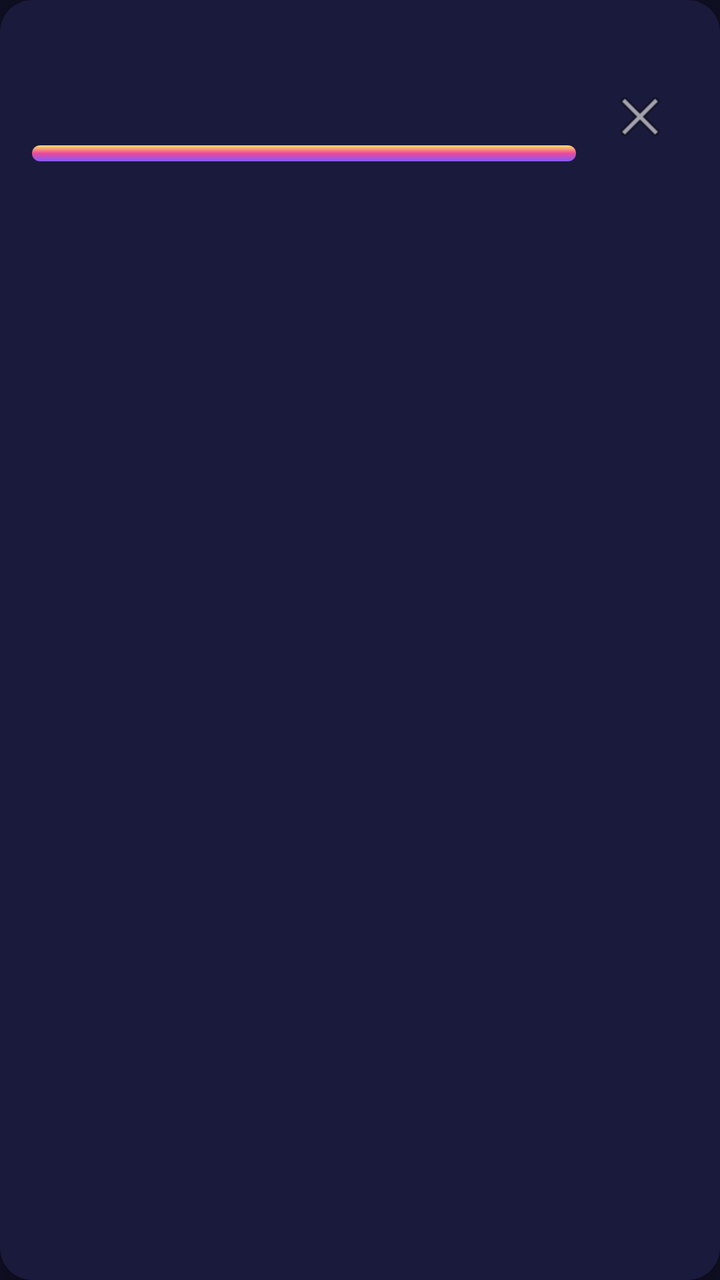
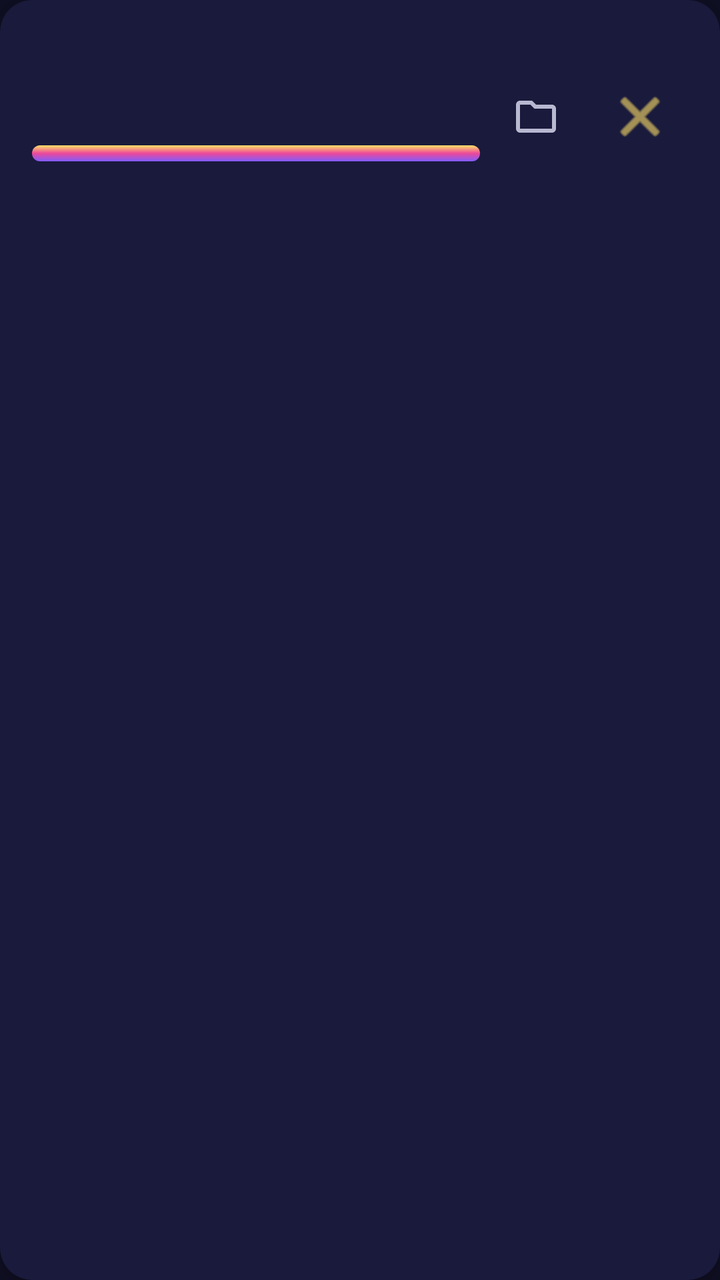

Before-and-after screenshots of an Android layout around one commit, followed by the original layout XML and the change that was made.
<!-- AndroidManifest.xml: application theme AppTheme -->
<!-- res/layout/item_download_record.xml -->
<?xml version="1.0" encoding="utf-8"?>
<androidx.cardview.widget.CardView xmlns:android="http://schemas.android.com/apk/res/android"
    xmlns:app="http://schemas.android.com/apk/res-auto"
    android:layout_width="match_parent"
    android:layout_height="wrap_content"
    app:cardCornerRadius="@dimen/corner_radius_large"
    app:cardElevation="@dimen/elevation_small"
    app:cardBackgroundColor="@color/bg_card"
    app:strokeColor="@color/divider"
    app:strokeWidth="1dp"
    android:layout_marginBottom="@dimen/margin_medium">

    <LinearLayout
        android:layout_width="match_parent"
        android:layout_height="wrap_content"
        android:orientation="vertical"
        android:padding="@dimen/padding_medium">

        <LinearLayout
            android:layout_width="match_parent"
            android:layout_height="wrap_content"
            android:orientation="horizontal"
            android:gravity="center_vertical">

            <LinearLayout
                android:layout_width="0dp"
                android:layout_height="wrap_content"
                android:layout_weight="1"
                android:orientation="vertical">

                <TextView
                    android:id="@+id/download_title"
                    android:layout_width="match_parent"
                    android:layout_height="wrap_content"
                    android:textSize="@dimen/text_size_large"
                    android:textColor="@color/text_primary"
                    android:textStyle="bold"
                    android:maxLines="1"
                    android:ellipsize="end"/>

                <LinearLayout
                    android:layout_width="match_parent"
                    android:layout_height="wrap_content"
                    android:orientation="horizontal"
                    android:layout_marginTop="@dimen/margin_small"
                    android:gravity="center_vertical">

                    <TextView
                        android:id="@+id/download_status"
                        android:layout_width="wrap_content"
                        android:layout_height="wrap_content"
                        android:textSize="@dimen/text_size_small"
                        android:textColor="@color/accent"/>

                    <TextView
                        android:id="@+id/download_size"
                        android:layout_width="wrap_content"
                        android:layout_height="wrap_content"
                        android:textSize="@dimen/text_size_small"
                        android:textColor="@color/text_hint"
                        android:layout_marginStart="@dimen/margin_small"/>

                    <TextView
                        android:id="@+id/download_time"
                        android:layout_width="wrap_content"
                        android:layout_height="wrap_content"
                        android:textSize="@dimen/text_size_small"
                        android:textColor="@color/text_hint"
                        android:layout_marginStart="@dimen/margin_small"/>

                </LinearLayout>

                <ProgressBar
                    android:id="@+id/download_progress"
                    style="?android:attr/progressBarStyleHorizontal"
                    android:layout_width="match_parent"
                    android:layout_height="@dimen/progress_height"
                    android:layout_marginTop="@dimen/margin_small"
                    android:max="100"
                    android:progress="0"
                    android:progressDrawable="@drawable/progress_gradient"
                    android:indeterminate="false"/>

                <TextView
                    android:id="@+id/download_progress_text"
                    android:layout_width="wrap_content"
                    android:layout_height="wrap_content"
                    android:textSize="@dimen/text_size_small"
                    android:textColor="@color/text_hint"
                    android:layout_marginTop="4dp"/>

            </LinearLayout>

            <ImageButton
                android:id="@+id/download_action_btn"
                android:layout_width="48dp"
                android:layout_height="48dp"
                android:layout_marginStart="@dimen/margin_small"
                android:background="?android:attr/selectableItemBackgroundBorderless"
                android:contentDescription="Action"
                android:src="@android:drawable/ic_menu_close_clear_cancel"/>

        </LinearLayout>

    </LinearLayout>

</androidx.cardview.widget.CardView>
<!-- resources referenced by this layout -->
<resources>
  <color name="accent">#FFE066</color>
  <color name="bg_card">#1A1A3C</color>
  <color name="divider">#333355</color>
  <color name="text_hint">#8080A8</color>
  <color name="text_primary">#FFFFFF</color>
  <dimen name="corner_radius_large">16dp</dimen>
  <dimen name="elevation_small">4dp</dimen>
  <dimen name="margin_medium">16dp</dimen>
  <dimen name="margin_small">8dp</dimen>
  <dimen name="padding_medium">16dp</dimen>
  <dimen name="progress_height">8dp</dimen>
  <dimen name="text_size_large">18sp</dimen>
  <dimen name="text_size_small">12sp</dimen>
  <!-- drawable progress_gradient (drawable) -->
  <?xml version="1.0" encoding="utf-8"?>
  <shape xmlns:android="http://schemas.android.com/apk/res/android"
      android:shape="rectangle">
      <gradient
          android:startColor="@color/primary"
          android:centerColor="@color/neon_magenta"
          android:endColor="@color/accent"
          android:angle="90"/>
      <corners android:radius="@dimen/progress_height"/>
  </shape>
  <style name="AppTheme" parent="Theme.MaterialComponents.Light.NoActionBar">
          <item name="colorPrimary">@color/primary</item>
          <item name="colorPrimaryDark">@color/primary_dark</item>
          <item name="colorAccent">@color/accent</item>
          <item name="android:windowBackground">@color/bg_dark</item>
          <item name="android:statusBarColor">@color/bg_dark</item>
          <item name="android:navigationBarColor">@color/bg_dark</item>
      </style>
  <color name="primary">#7F5DFE</color>
  <color name="neon_magenta">#EC4899</color>
  <color name="primary_dark">#5B21B6</color>
  <color name="bg_dark">#0F0F23</color>
</resources>

<!-- the commit's change to res/layout/item_download_record.xml (unified diff, before → after) -->
@@ -92,13 +92,24 @@
             </LinearLayout>
 
             <ImageButton
+                android:id="@+id/download_folder_btn"
+                android:layout_width="40dp"
+                android:layout_height="40dp"
+                android:layout_marginStart="@dimen/margin_small"
+                android:background="?android:attr/selectableItemBackgroundBorderless"
+                android:contentDescription="打开下载文件夹"
+                android:src="@drawable/ic_folder"
+                app:tint="@color/text_secondary" />
+
+            <ImageButton
                 android:id="@+id/download_action_btn"
                 android:layout_width="48dp"
                 android:layout_height="48dp"
                 android:layout_marginStart="@dimen/margin_small"
                 android:background="?android:attr/selectableItemBackgroundBorderless"
                 android:contentDescription="Action"
-                android:src="@android:drawable/ic_menu_close_clear_cancel"/>
+                android:src="@android:drawable/ic_menu_close_clear_cancel"
+                app:tint="@color/accent" />
 
         </LinearLayout>
 
<!-- resource entries referenced after the edit -->
@@ -5,6 +5,7 @@
   <color name="divider">#333355</color>
   <color name="text_hint">#8080A8</color>
   <color name="text_primary">#FFFFFF</color>
+  <color name="text_secondary">#B8B8D1</color>
   <dimen name="corner_radius_large">16dp</dimen>
   <dimen name="elevation_small">4dp</dimen>
   <dimen name="margin_medium">16dp</dimen>
@@ -13,6 +14,17 @@
   <dimen name="progress_height">8dp</dimen>
   <dimen name="text_size_large">18sp</dimen>
   <dimen name="text_size_small">12sp</dimen>
+  <!-- drawable ic_folder (drawable) -->
+  <vector xmlns:android="http://schemas.android.com/apk/res/android"
+      android:width="24dp"
+      android:height="24dp"
+      android:viewportWidth="24"
+      android:viewportHeight="24"
+      android:tint="@color/text_secondary">
+      <path
+          android:fillColor="@android:color/white"
+          android:pathData="M20,6h-8l-2,-2H4C2.9,4 2.01,4.9 2.01,6L2,18c0,1.1 0.9,2 2,2h16c1.1,0 2,-0.9 2,-2V8C22,6.9 21.1,6 20,6zM20,18H4V6h5.17l2,2H20V18z"/>
+  </vector>
   <!-- drawable progress_gradient (drawable) -->
   <?xml version="1.0" encoding="utf-8"?>
   <shape xmlns:android="http://schemas.android.com/apk/res/android"
@@ -24,13 +36,21 @@
           android:angle="90"/>
       <corners android:radius="@dimen/progress_height"/>
   </shape>
-  <style name="AppTheme" parent="Theme.MaterialComponents.Light.NoActionBar">
+  <style name="AppTheme" parent="Theme.MaterialComponents.NoActionBar">
           <item name="colorPrimary">@color/primary</item>
           <item name="colorPrimaryDark">@color/primary_dark</item>
           <item name="colorAccent">@color/accent</item>
+          <item name="colorOnPrimary">@color/text_primary</item>
+          <item name="colorOnSurface">@color/text_primary</item>
+          <item name="colorOnBackground">@color/text_primary</item>
+          <item name="colorControlActivated">@color/primary</item>
+          <item name="colorControlHighlight">#33FFFFFF</item>
           <item name="android:windowBackground">@color/bg_dark</item>
           <item name="android:statusBarColor">@color/bg_dark</item>
           <item name="android:navigationBarColor">@color/bg_dark</item>
+          <item name="android:textColorPrimary">@color/text_primary</item>
+          <item name="android:textColorSecondary">@color/text_secondary</item>
+          <item name="android:textColorHint">@color/text_hint</item>
       </style>
   <color name="primary">#7F5DFE</color>
   <color name="neon_magenta">#EC4899</color>
